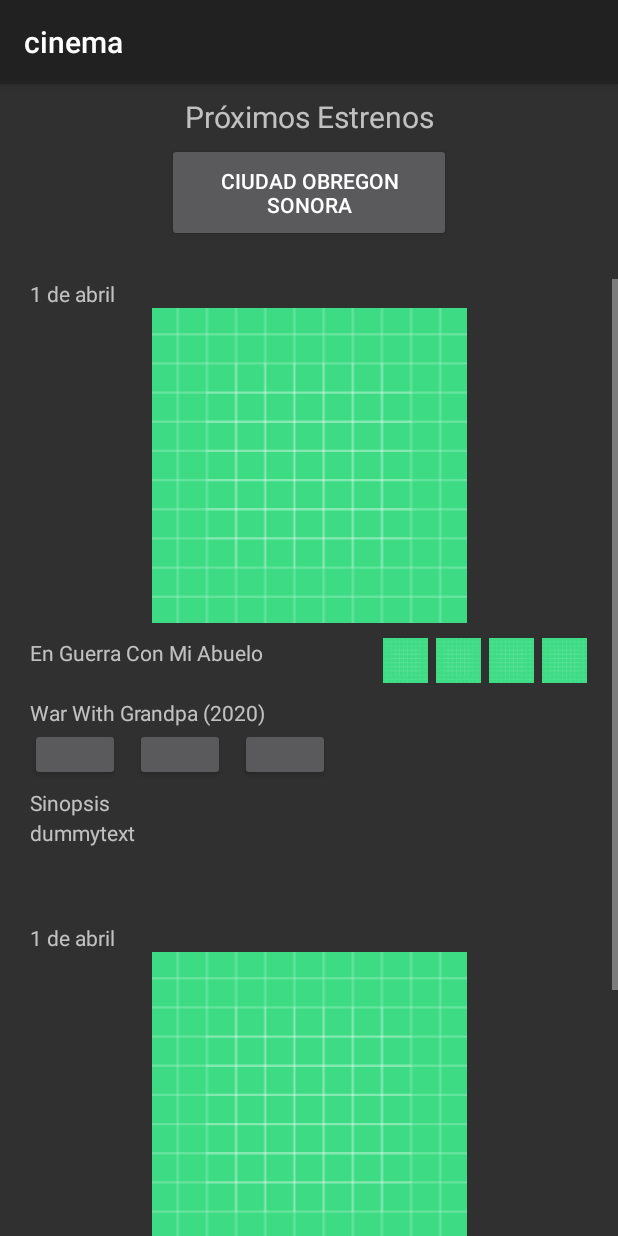
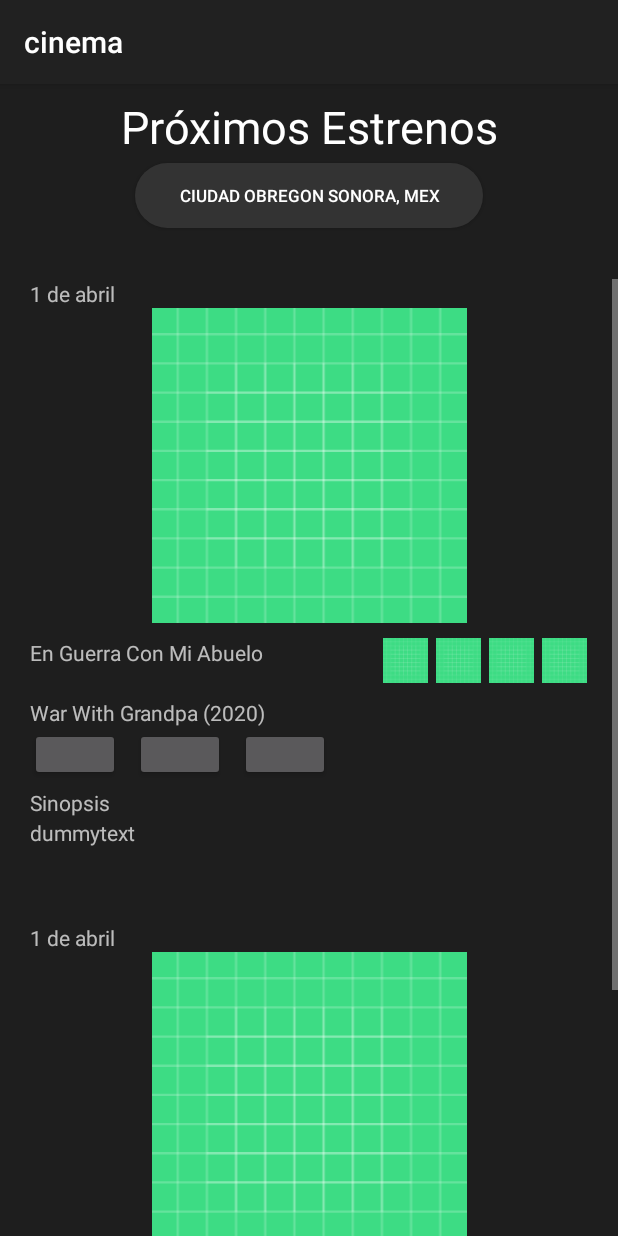
Before and after one commit to Salasian/MovilesCinema, an Android app: the fragment EstrenosFragment shown on its own in the app's theme, on a phone screen of 412 x 824 dp. Run offline under Robolectric (Android 15) with nearby library versions, the phone set to English and light mode, and no system bars; Roboto replaces fonts that are not available here.

Commit message:
push de estrenos inicio

```diff
--- a/cinema/app/src/main/java/salas/ian/cinema/ui/inicio/InicioFragment.kt
+++ b/cinema/app/src/main/java/salas/ian/cinema/ui/inicio/InicioFragment.kt
@@ -33,8 +33,7 @@
         val root: View = binding.root
 
         val movieList = ArrayList<MovieModel>()
-        movieList.add(MovieModel(R.drawable.ic_launcher_foreground,"Foreground"))
-        movieList.add(MovieModel(R.drawable.ic_launcher_background,"Background"))
+        movieList.add(MovieModel(R.drawable.godzillavskong,""))
 
         val adapter = MovieAdapter(movieList)
 
--- /dev/null
+++ b/cinema/app/src/main/res/drawable/roundedbutton.xml
@@ -0,0 +1,9 @@
+<?xml version="1.0" encoding="utf-8"?>
+<shape xmlns:android="http://schemas.android.com/apk/res/android"
+    android:shape="rectangle">
+    <solid android:color="@color/Fondo" />
+    <corners android:bottomRightRadius="60dp"
+        android:bottomLeftRadius="60dp"
+        android:topRightRadius="60dp"
+        android:topLeftRadius="60dp"/>
+</shape>
--- a/cinema/app/src/main/res/layout/fragment_estrenos.xml
+++ b/cinema/app/src/main/res/layout/fragment_estrenos.xml
@@ -4,7 +4,9 @@
     xmlns:tools="http://schemas.android.com/tools"
     android:layout_width="match_parent"
     android:layout_height="match_parent"
-    tools:context=".ui.estrenos.EstrenosFragment">
+    tools:context=".ui.estrenos.EstrenosFragment"
+    android:background="@color/Banner"
+    >
 
     <TextView
         android:id="@+id/textView2"
@@ -15,19 +17,26 @@
         android:layout_marginEnd="8dp"
         android:text="Próximos Estrenos"
         android:textAlignment="center"
-        android:textSize="20sp"
+        android:textSize="30sp"
+        android:textColor="@color/white"
+        android:textFontWeight="500"
         app:layout_constraintEnd_toEndOf="parent"
         app:layout_constraintStart_toStartOf="parent"
         app:layout_constraintTop_toTopOf="parent" />
 
     <Button
         android:id="@+id/boton"
-        android:layout_width="189dp"
-        android:layout_height="66dp"
+        android:layout_width="232dp"
+        android:layout_height="43dp"
         android:layout_marginTop="4dp"
-        android:text="Ciudad Obregon Sonora"
+        android:background="@drawable/roundedbutton"
+        android:backgroundTint="@color/Fondo"
+        android:text="Ciudad Obregon Sonora, mex"
         app:layout_constraintEnd_toEndOf="parent"
         app:layout_constraintStart_toStartOf="parent"
+        android:textColor="@color/white"
+        android:textFontWeight="400"
+        android:textSize="11sp"
         app:layout_constraintTop_toBottomOf="@+id/textView2" />
 
     <ScrollView
```
Also changed, not shown: cinema/app/src/main/res/layout/fragment_inicio.xml (+32 -23 lines), cinema/app/src/main/res/drawable/inicio_on_192x192.png (added).
